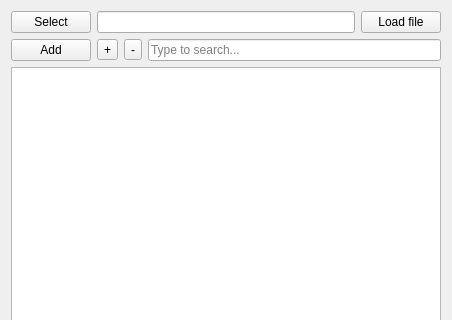
Above: stplot-gui/widgets/VarLoader/varloader.ui from Sanya-123/STplot before the change; both pictures show x 0 to 452 and y 0 to 320 of the 452 by 490 pixel window. Below: the same form after it.
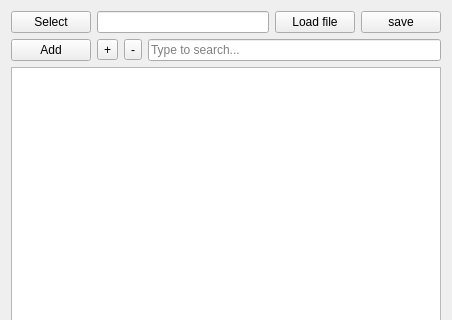
That is the form after the change.

Patch:
```diff
--- a/stplot-gui/widgets/VarLoader/varloader.ui
+++ b/stplot-gui/widgets/VarLoader/varloader.ui
@@ -31,7 +31,14 @@
      </property>
     </widget>
    </item>
-   <item row="1" column="0" colspan="3">
+   <item row="0" column="3">
+    <widget class="QPushButton" name="saveButton">
+     <property name="text">
+      <string>save</string>
+     </property>
+    </widget>
+   </item>
+   <item row="1" column="0" colspan="4">
     <layout class="QHBoxLayout" name="horizontalLayout">
      <item>
       <widget class="QPushButton" name="addButton">
@@ -63,7 +70,7 @@
      </item>
     </layout>
    </item>
-   <item row="2" column="0" colspan="3">
+   <item row="2" column="0" colspan="4">
     <widget class="QTreeView" name="treeView">
      <property name="autoFillBackground">
       <bool>true</bool>
```
